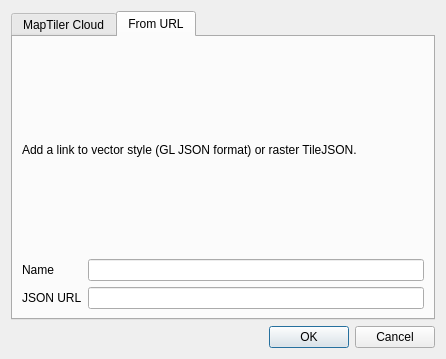
First picture: the form in add_connection_dialog_base.ui, repository maptiler/qgis-maptiler-plugin, before the edit.
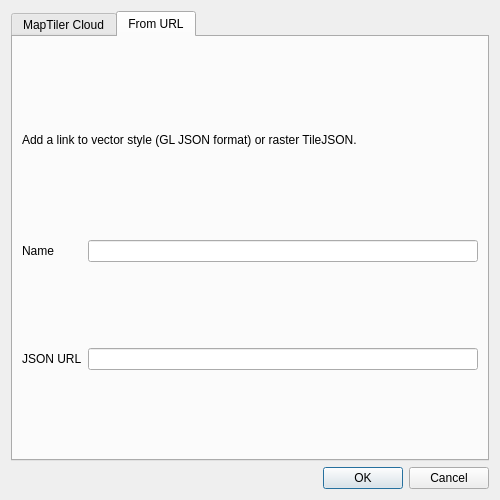
Second picture: the form after the edit. The open tabs and pages were chosen to show the change.

What changed in the file:
```diff
--- a/add_connection_dialog_base.ui
+++ b/add_connection_dialog_base.ui
@@ -6,8 +6,8 @@
    <rect>
     <x>0</x>
     <y>0</y>
-    <width>446</width>
-    <height>359</height>
+    <width>500</width>
+    <height>500</height>
    </rect>
   </property>
   <property name="sizePolicy">
@@ -18,14 +18,14 @@
   </property>
   <property name="minimumSize">
    <size>
-    <width>0</width>
-    <height>0</height>
+    <width>500</width>
+    <height>500</height>
    </size>
   </property>
   <property name="maximumSize">
    <size>
-    <width>16777215</width>
-    <height>16777215</height>
+    <width>500</width>
+    <height>500</height>
    </size>
   </property>
   <property name="windowTitle">
@@ -34,6 +34,18 @@
   <layout class="QVBoxLayout" name="verticalLayout_3">
    <item>
     <widget class="QTabWidget" name="tabWidget">
+     <property name="sizePolicy">
+      <sizepolicy hsizetype="Preferred" vsizetype="Preferred">
+       <horstretch>0</horstretch>
+       <verstretch>0</verstretch>
+      </sizepolicy>
+     </property>
+     <property name="minimumSize">
+      <size>
+       <width>0</width>
+       <height>0</height>
+      </size>
+     </property>
      <property name="currentIndex">
       <number>1</number>
      </property>
@@ -84,6 +96,18 @@
        </item>
        <item row="0" column="0" colspan="2">
         <widget class="QLabel" name="label_4">
+         <property name="sizePolicy">
+          <sizepolicy hsizetype="Preferred" vsizetype="Fixed">
+           <horstretch>0</horstretch>
+           <verstretch>0</verstretch>
+          </sizepolicy>
+         </property>
+         <property name="minimumSize">
+          <size>
+           <width>0</width>
+           <height>0</height>
+          </size>
+         </property>
          <property name="text">
           <string>Add a link to vector style (GL JSON format) or raster TileJSON.</string>
          </property>
```
Left out of the diff: 31 changed lines with no effect on the pictures.
